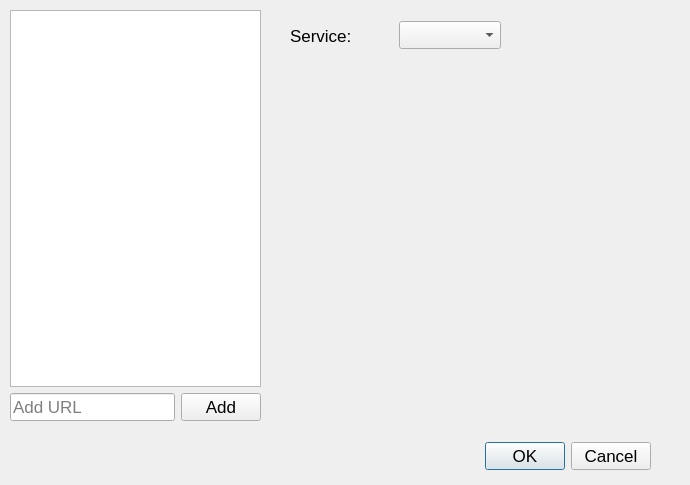
reon/EMV-4, file EMV/fdsnrequestdialog.ui: the form before one commit.
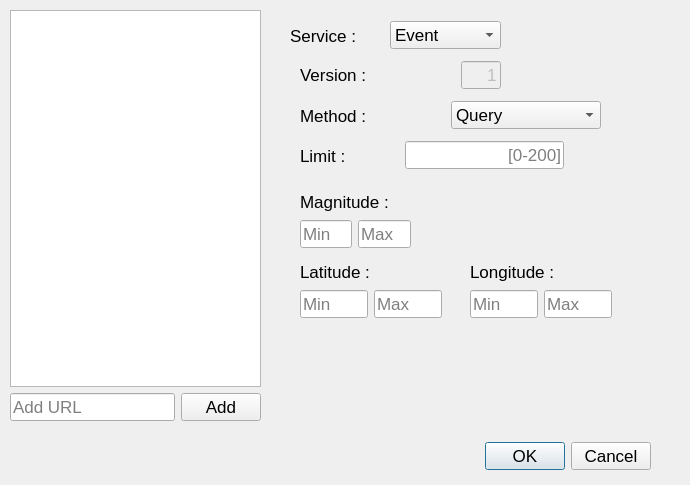
The form after the commit.

Commit message: Added more to FDSN Request Dialog.

```diff
--- a/EMV/fdsnrequestdialog.ui
+++ b/EMV/fdsnrequestdialog.ui
@@ -70,6 +70,80 @@
     </item>
    </layout>
   </widget>
+  <widget class="QWidget" name="layoutWidget_2">
+   <property name="geometry">
+    <rect>
+     <x>300</x>
+     <y>260</y>
+     <width>142</width>
+     <height>58</height>
+    </rect>
+   </property>
+   <layout class="QVBoxLayout" name="Latitude_verticalLayout">
+    <item>
+     <widget class="QLabel" name="LatitudeLabel">
+      <property name="text">
+       <string>Latitude :</string>
+      </property>
+     </widget>
+    </item>
+    <item>
+     <layout class="QHBoxLayout" name="horizontalLayout_7">
+      <item>
+       <widget class="QLineEdit" name="LatitudeMinimumEdit">
+        <property name="placeholderText">
+         <string>Min</string>
+        </property>
+       </widget>
+      </item>
+      <item>
+       <widget class="QLineEdit" name="LatitudeMaximumEdit">
+        <property name="placeholderText">
+         <string>Max</string>
+        </property>
+       </widget>
+      </item>
+     </layout>
+    </item>
+   </layout>
+  </widget>
+  <widget class="QWidget" name="layoutWidget_3">
+   <property name="geometry">
+    <rect>
+     <x>470</x>
+     <y>260</y>
+     <width>142</width>
+     <height>58</height>
+    </rect>
+   </property>
+   <layout class="QVBoxLayout" name="Longitude_verticalLayout">
+    <item>
+     <widget class="QLabel" name="LongitudeLabel">
+      <property name="text">
+       <string>Longitude :</string>
+      </property>
+     </widget>
+    </item>
+    <item>
+     <layout class="QHBoxLayout" name="horizontalLayout_8">
+      <item>
+       <widget class="QLineEdit" name="LongitudeMinimumEdit">
+        <property name="placeholderText">
+         <string>Min</string>
+        </property>
+       </widget>
+      </item>
+      <item>
+       <widget class="QLineEdit" name="LongitudeMaximumEdit">
+        <property name="placeholderText">
+         <string>Max</string>
+        </property>
+       </widget>
+      </item>
+     </layout>
+    </item>
+   </layout>
+  </widget>
   <widget class="QWidget" name="">
    <property name="geometry">
     <rect>
@@ -83,19 +157,289 @@
     <item>
      <widget class="QLabel" name="ServiceSelectLabel">
       <property name="text">
-       <string>Service:</string>
+       <string>Service :</string>
       </property>
      </widget>
     </item>
     <item>
      <widget class="QComboBox" name="ServiceSelect">
       <property name="currentText">
-       <string/>
+       <string>Event</string>
       </property>
+      <item>
+       <property name="text">
+        <string>Event</string>
+       </property>
+      </item>
+      <item>
+       <property name="text">
+        <string>Station</string>
+       </property>
+      </item>
+      <item>
+       <property name="text">
+        <string>DataSelect</string>
+       </property>
+      </item>
      </widget>
     </item>
    </layout>
   </widget>
+  <widget class="QWidget" name="">
+   <property name="geometry">
+    <rect>
+     <x>300</x>
+     <y>60</y>
+     <width>201</width>
+     <height>31</height>
+    </rect>
+   </property>
+   <layout class="QHBoxLayout" name="Version_horizontalLayout">
+    <item>
+     <widget class="QLabel" name="VersionLabel">
+      <property name="sizePolicy">
+       <sizepolicy hsizetype="Preferred" vsizetype="Preferred">
+        <horstretch>0</horstretch>
+        <verstretch>0</verstretch>
+       </sizepolicy>
+      </property>
+      <property name="text">
+       <string>&lt;html&gt;&lt;head/&gt;&lt;body&gt;&lt;p&gt;Version :&lt;/p&gt;&lt;/body&gt;&lt;/html&gt;</string>
+      </property>
+     </widget>
+    </item>
+    <item>
+     <spacer name="horizontalSpacer">
+      <property name="orientation">
+       <enum>Qt::Horizontal</enum>
+      </property>
+      <property name="sizeType">
+       <enum>QSizePolicy::Maximum</enum>
+      </property>
+      <property name="sizeHint" stdset="0">
+       <size>
+        <width>40</width>
+        <height>20</height>
+       </size>
+      </property>
+     </spacer>
+    </item>
+    <item>
+     <widget class="QLineEdit" name="VersionEdit">
+      <property name="enabled">
+       <bool>false</bool>
+      </property>
+      <property name="sizePolicy">
+       <sizepolicy hsizetype="Preferred" vsizetype="Fixed">
+        <horstretch>0</horstretch>
+        <verstretch>0</verstretch>
+       </sizepolicy>
+      </property>
+      <property name="maximumSize">
+       <size>
+        <width>40</width>
+        <height>16777215</height>
+       </size>
+      </property>
+      <property name="baseSize">
+       <size>
+        <width>0</width>
+        <height>0</height>
+       </size>
+      </property>
+      <property name="text">
+       <string>1</string>
+      </property>
+      <property name="alignment">
+       <set>Qt::AlignRight|Qt::AlignTrailing|Qt::AlignVCenter</set>
+      </property>
+      <property name="readOnly">
+       <bool>true</bool>
+      </property>
+     </widget>
+    </item>
+   </layout>
+  </widget>
+  <widget class="QWidget" name="">
+   <property name="geometry">
+    <rect>
+     <x>300</x>
+     <y>100</y>
+     <width>301</width>
+     <height>31</height>
+    </rect>
+   </property>
+   <layout class="QHBoxLayout" name="Method_horizontalLayout">
+    <item>
+     <widget class="QLabel" name="MethodLabel">
+      <property name="sizePolicy">
+       <sizepolicy hsizetype="Preferred" vsizetype="Preferred">
+        <horstretch>0</horstretch>
+        <verstretch>0</verstretch>
+       </sizepolicy>
+      </property>
+      <property name="text">
+       <string>Method :</string>
+      </property>
+     </widget>
+    </item>
+    <item>
+     <spacer name="horizontalSpacer_2">
+      <property name="orientation">
+       <enum>Qt::Horizontal</enum>
+      </property>
+      <property name="sizeType">
+       <enum>QSizePolicy::Expanding</enum>
+      </property>
+      <property name="sizeHint" stdset="0">
+       <size>
+        <width>40</width>
+        <height>20</height>
+       </size>
+      </property>
+     </spacer>
+    </item>
+    <item>
+     <widget class="QComboBox" name="MethodSelect">
+      <property name="sizePolicy">
+       <sizepolicy hsizetype="Minimum" vsizetype="Fixed">
+        <horstretch>0</horstretch>
+        <verstretch>0</verstretch>
+       </sizepolicy>
+      </property>
+      <item>
+       <property name="text">
+        <string>Query</string>
+       </property>
+      </item>
+      <item>
+       <property name="text">
+        <string>Version</string>
+       </property>
+      </item>
+      <item>
+       <property name="text">
+        <string>Application.wadl</string>
+       </property>
+      </item>
+     </widget>
+    </item>
+   </layout>
+  </widget>
+  <widget class="QWidget" name="">
+   <property name="geometry">
+    <rect>
+     <x>300</x>
+     <y>140</y>
+     <width>264</width>
+     <height>31</height>
+    </rect>
+   </property>
+   <layout class="QHBoxLayout" name="Limit_horizontalLayout">
+    <item>
+     <widget class="QLabel" name="LimitLabel">
+      <property name="sizePolicy">
+       <sizepolicy hsizetype="Maximum" vsizetype="Preferred">
+        <horstretch>0</horstretch>
+        <verstretch>0</verstretch>
+       </sizepolicy>
+      </property>
+      <property name="text">
+       <string>Limit :</string>
+      </property>
+     </widget>
+    </item>
+    <item>
+     <spacer name="horizontalSpacer_3">
+      <property name="orientation">
+       <enum>Qt::Horizontal</enum>
+      </property>
+      <property name="sizeHint" stdset="0">
+       <size>
+        <width>40</width>
+        <height>20</height>
+       </size>
+      </property>
+     </spacer>
+    </item>
+    <item>
+     <widget class="QLineEdit" name="LimitEdit">
+      <property name="sizePolicy">
+       <sizepolicy hsizetype="Minimum" vsizetype="Fixed">
+        <horstretch>0</horstretch>
+        <verstretch>0</verstretch>
+       </sizepolicy>
+      </property>
+      <property name="minimumSize">
+       <size>
+        <width>40</width>
+        <height>0</height>
+       </size>
+      </property>
+      <property name="alignment">
+       <set>Qt::AlignRight|Qt::AlignTrailing|Qt::AlignVCenter</set>
+      </property>
+      <property name="placeholderText">
+       <string>[0-200]</string>
+      </property>
+     </widget>
+    </item>
+   </layout>
+  </widget>
+  <widget class="QWidget" name="">
+   <property name="geometry">
+    <rect>
+     <x>300</x>
+     <y>190</y>
+     <width>111</width>
+     <height>58</height>
+    </rect>
+   </property>
+   <layout class="QVBoxLayout" name="Magnitude_verticalLayout">
+    <item>
+     <widget class="QLabel" name="MagnitudeLabel">
+      <property name="text">
+       <string>Magnitude :</string>
+      </property>
+     </widget>
+    </item>
+    <item>
+     <layout class="QHBoxLayout" name="horizontalLayout_6">
+      <item>
+       <widget class="QLineEdit" name="MagnitudeMinimumEdit">
+        <property name="placeholderText">
+         <string>Min</string>
+        </property>
+       </widget>
+      </item>
+      <item>
+       <widget class="QLineEdit" name="MagnitudeMaximumEdit">
+        <property name="placeholderText">
+         <string>Max</string>
+        </property>
+       </widget>
+      </item>
+     </layout>
+    </item>
+   </layout>
+  </widget>
+  <zorder>buttonBox</zorder>
+  <zorder>layoutWidget</zorder>
+  <zorder>ServiceSelect</zorder>
+  <zorder>ServiceSelectLabel</zorder>
+  <zorder>VersionLabel</zorder>
+  <zorder>VersionEdit</zorder>
+  <zorder>VersionEdit</zorder>
+  <zorder>MethodLabel</zorder>
+  <zorder>MethodSelect</zorder>
+  <zorder>LimitLabel</zorder>
+  <zorder>horizontalSpacer_3</zorder>
+  <zorder>LimitEdit</zorder>
+  <zorder>MagnitudeLabel</zorder>
+  <zorder>MagnitudeMinimumEdit</zorder>
+  <zorder>MagnitudeMaximumEdit</zorder>
+  <zorder>layoutWidget_2</zorder>
+  <zorder>layoutWidget_3</zorder>
  </widget>
  <resources/>
  <connections>
```
Left out of the diff: 2 changed lines with no effect on the pictures. The commit also changes 2 other files.
